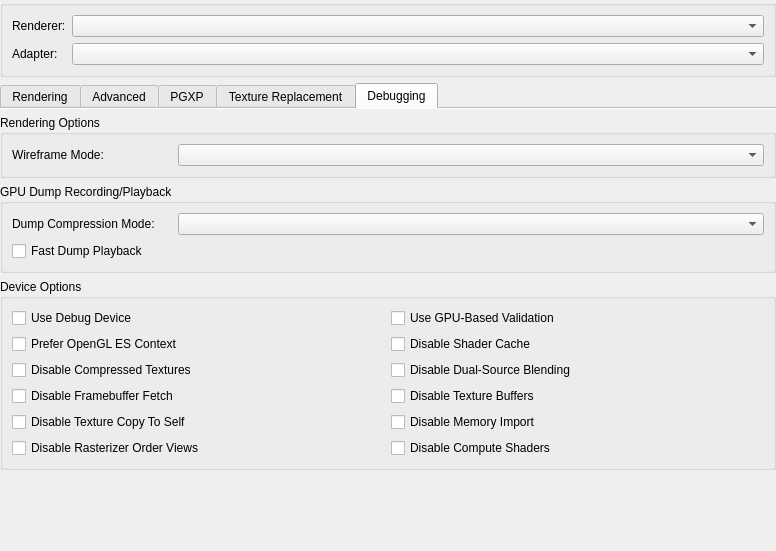
stenzek/duckstation, file src/duckstation-qt/graphicssettingswidget.ui: the form before one commit.
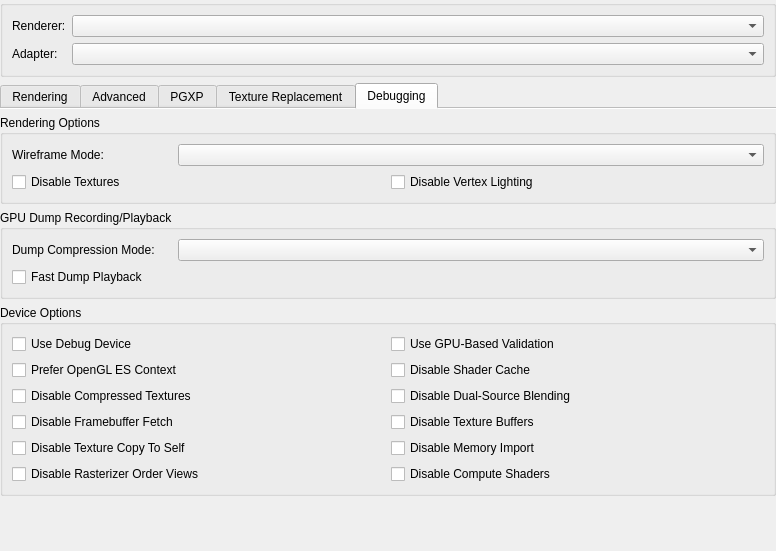
The form after the commit. The open tabs and pages were chosen to show the change. Icons and pictures are not drawn.

Commit message: GPU: Add disable texture/vertex lighting debug options

Diff of the .ui file:
```diff
--- a/src/duckstation-qt/graphicssettingswidget.ui
+++ b/src/duckstation-qt/graphicssettingswidget.ui
@@ -997,6 +997,24 @@
           <item row="0" column="1">
            <widget class="QComboBox" name="gpuWireframeMode"/>
           </item>
+          <item row="1" column="0" colspan="2">
+           <layout class="QGridLayout" name="gridLayout_3">
+            <item row="0" column="0">
+             <widget class="QCheckBox" name="gpuDisableTextures">
+              <property name="text">
+               <string>Disable Textures</string>
+              </property>
+             </widget>
+            </item>
+            <item row="0" column="1">
+             <widget class="QCheckBox" name="gpuDisableVertexLighting">
+              <property name="text">
+               <string>Disable Vertex Lighting</string>
+              </property>
+             </widget>
+            </item>
+           </layout>
+          </item>
          </layout>
         </widget>
        </item>
```
The commit also changes 7 other files.
